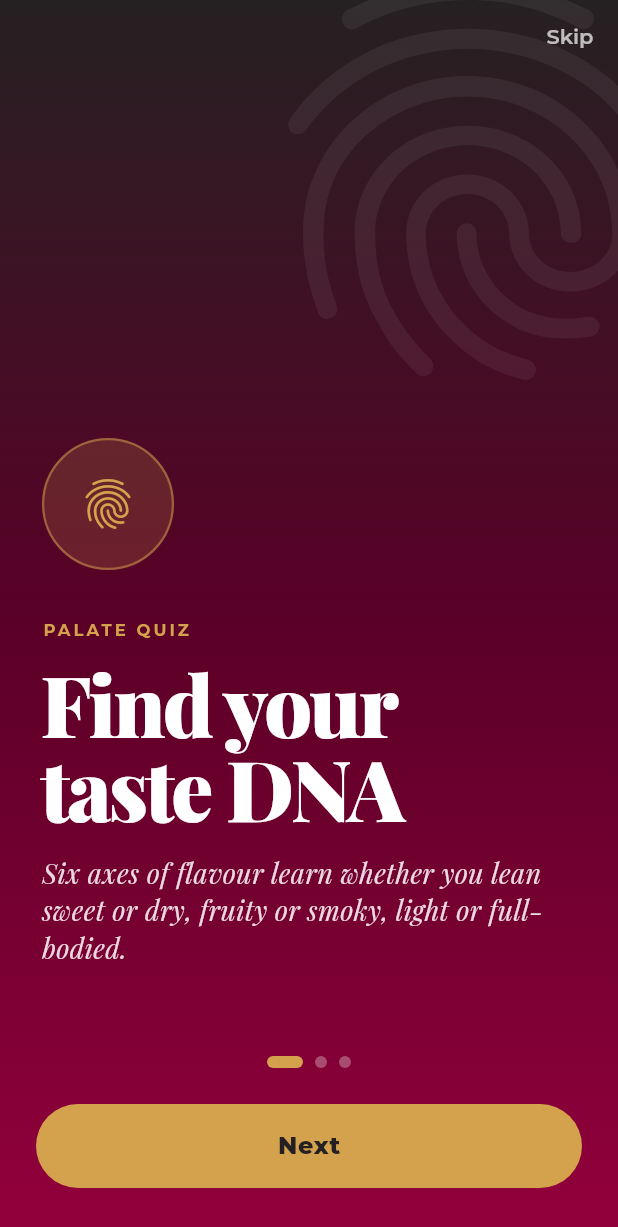
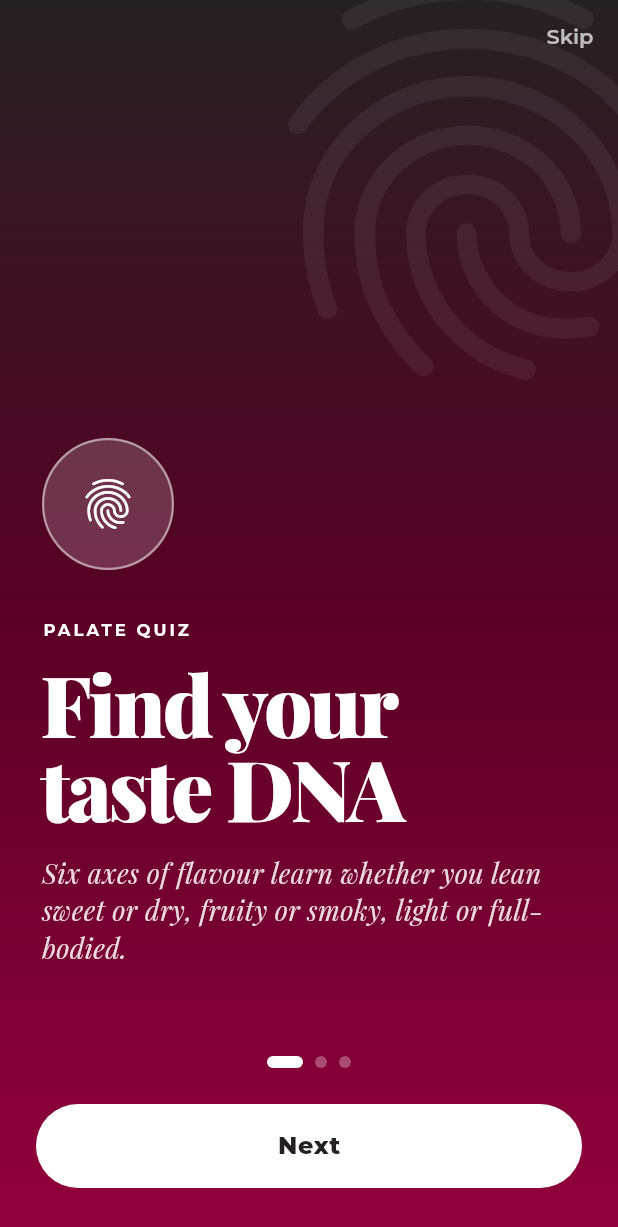
Before and after one commit to dushyantb11-rgb/winebro, a Flutter app: the screen it shows once a user with an empty profile is signed in, on a phone screen of 412 x 824 dp. Shown: the top 1227 px of the screen. Run offline on Flutter 3.47's test engine with Material 3 defaults, Android fonts, the phone set to English and light mode, and no system bars; our stand-ins replace cloud_firestore, firebase_auth, firebase_core, firebase_crashlytics, fl_chart, flutter_riverpod and 4 more; missing offline and left inert: google_mlkit_text_recognition, string_similarity; accounts and stored records are empty.

Commit message:
fix(theme): strip gold from WineBro palette — brand-correct per CHV PDF (#13)
CHV brand guide v1.0 (read directly from CHV - Brand Guidelines.pdf,
not the markdown summary) defines the WineBro venture palette as:
  Primary:    Paprika #93003C, Thunder #252122, Salem #0F8044
  Secondary:  Paprika, White, Salem

No gold, no champagne, no amber. The gold tones (gold #B8900B/E0AE0F,
goldWarm #D4A24C) introduced in PR 7 (theme foundation) violated the
guide. Sister venture The Cask Circle uses Santa Fe #B57960; Eating
Cultures has its own palette; CHV parent uses Dark Burgundy #6E090A.
None of those are WineBro tokens either.

Refactor without breaking any consumer:
  gold      light: #93003C  (Paprika — highlight on light surfaces)
            dark:  #FFFFFF  (White on cellar-dark backgrounds)
  goldLight light: #B8145E  (PaprikaLight)
            dark:  #FFFFFF
  goldDark  light: #5A0026  (PaprikaDeep)
            dark:  #FFFFFF
  goldWarm  light: #FFFFFF  (the hero "BRO'S PICK" ribbon — white over
            dark:  #FFFFFF   paprika gradient is cleaner anyway)

Visual effect:
  - "BRO'S PICK" ribbons across Tonight's Pour, BroCard scores,
    onboarding goldWarm icon badges all become white-on-paprika
    or paprika-on-white. More premium, fewer colors, brand-true.
  - Score badges (9.2, 47, etc.) on Profile + Journal switch from
    gold to white in dark theme, paprika in light theme.
  - Aroma chip borders, eyebrow accents, level pills follow the same
    rule.

No widget code changed. The 30+ usages of context.appColors.gold and
context.appColors.goldWarm now silently resolve to brand-legal values.
This keeps the diff small and reversible if you ever decide gold is
allowed (would need an updated brand guide).

Verified: flutter analyze 0 errors. No widget refactors needed.

Co-authored-by: PrasannaSwati-UI <300630@ust.com>

```diff
--- a/lib/core/theme/app_colors.dart
+++ b/lib/core/theme/app_colors.dart
@@ -98,6 +98,18 @@ class AppColors extends ThemeExtension<AppColors> {
   /// brighter mid-tones in photography.
   final Color scrim;
 
+  // CHV brand guide v1.0 (WineBro venture):
+  //   Primary palette: Paprika #93003C, Thunder #252122, Salem #0F8044
+  //   Secondary palette: Paprika, White, Salem
+  // No gold/champagne. Any "gold-equivalent" highlight must be White
+  // (on dark backgrounds) or Paprika (on light backgrounds).
+  // The gold/goldLight/goldDark/goldWarm tokens are kept as aliases
+  // so the rest of the codebase compiles, but they all resolve to
+  // brand-legal colors:
+  //   gold      -> Paprika   (highlight color on light surfaces)
+  //   goldLight -> Paprika   (subtle variant)
+  //   goldDark  -> PaprikaDeep
+  //   goldWarm  -> White     (used for hero ribbons over dark photos)
   static const light = AppColors(
     paprika: Color(0xFF93003C),
     paprikaLight: Color(0xFFB8145E),
@@ -107,10 +119,10 @@ class AppColors extends ThemeExtension<AppColors> {
     thunderLight: Color(0xFF3A3536),
     salem: Color(0xFF0F8044),
     salemLight: Color(0xFF14A358),
-    gold: Color(0xFFB8900B),
-    goldLight: Color(0xFFEFBF04),
-    goldDark: Color(0xFFA68300),
-    goldWarm: Color(0xFFD4A24C),
+    gold: Color(0xFF93003C),
+    goldLight: Color(0xFFB8145E),
+    goldDark: Color(0xFF5A0026),
+    goldWarm: Color(0xFFFFFFFF),
     charcoal: Color(0xFFFAF6EE),
     surface1: Color(0x0A000000),
     surface2: Color(0x0F000000),
@@ -141,10 +153,10 @@ class AppColors extends ThemeExtension<AppColors> {
     thunderLight: Color(0xFF3A3536),
     salem: Color(0xFF0F8044),
     salemLight: Color(0xFF14A358),
-    gold: Color(0xFFE0AE0F),
-    goldLight: Color(0xFFF5D442),
-    goldDark: Color(0xFFC9A003),
-    goldWarm: Color(0xFFD4A24C),
+    gold: Color(0xFFFFFFFF),
+    goldLight: Color(0xFFFFFFFF),
+    goldDark: Color(0xFFFFFFFF),
+    goldWarm: Color(0xFFFFFFFF),
     charcoal: Color(0xFF1C1819),
     surface1: Color(0x0AFFFFFF),
     surface2: Color(0x12FFFFFF),
```
